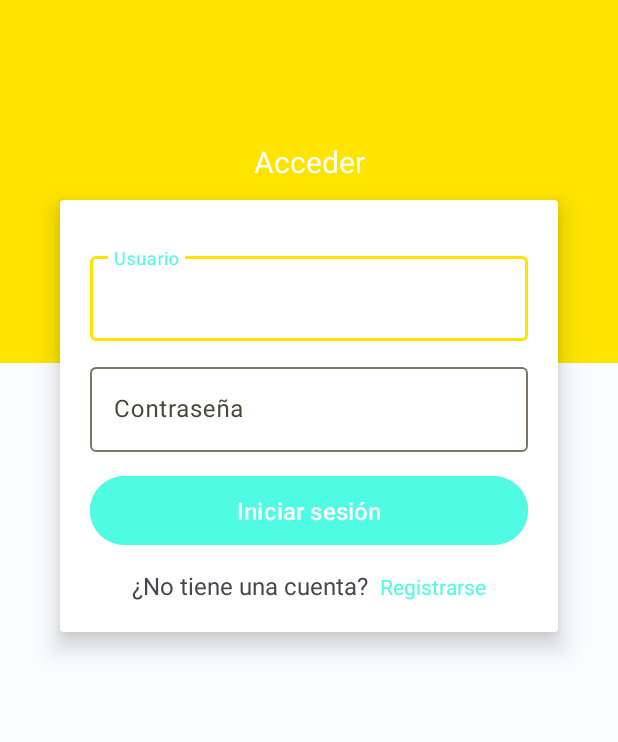
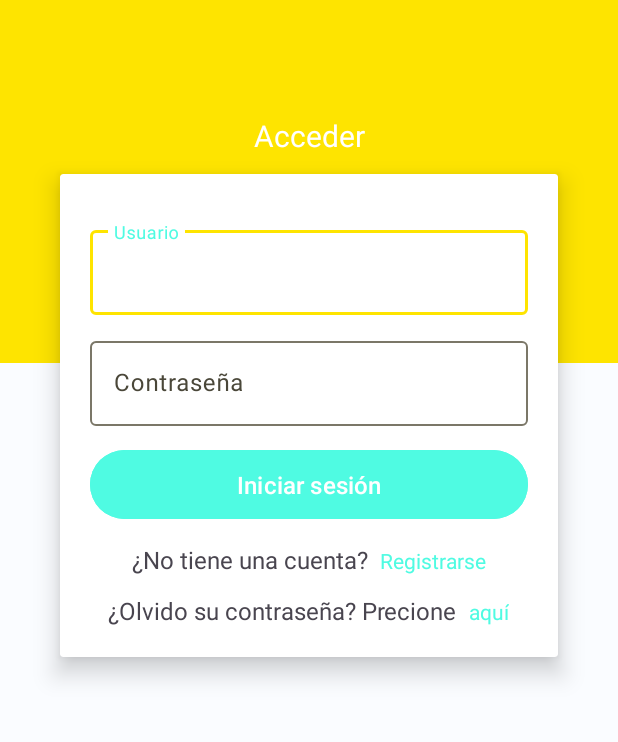
Before and after one commit to QNecesitas/NovaTaxi, an Android app: the Activity_Login screen opened directly, with no data from a screen before it, on a phone screen of 412 x 824 dp, the part 255-997 px from its top. Run offline under Robolectric (Android 15) with nearby library versions, the light colour scheme and no system bars.

Commit message:
Finish activity_info_driver.xml

```diff
--- a/app/src/main/AndroidManifest.xml
+++ b/app/src/main/AndroidManifest.xml
@@ -13,6 +13,9 @@
         android:theme="@style/AppTheme"
         tools:targetApi="31">
         <activity
+            android:name=".Activity_InfoDriver"
+            android:exported="false" />
+        <activity
             android:name=".Activity_Login"
             android:exported="false" />
         <activity
--- a/app/src/main/java/com/qnecesitas/novataxiapp/Activity_Login.kt
+++ b/app/src/main/java/com/qnecesitas/novataxiapp/Activity_Login.kt
@@ -1,11 +1,161 @@
 package com.qnecesitas.novataxiapp
 
+import android.content.Intent
+import android.os.Bundle
+import android.view.KeyEvent
+import android.view.View
+import android.view.inputmethod.InputMethodManager
 import androidx.appcompat.app.AppCompatActivity
-import android.os.Bundle
+import com.google.android.material.snackbar.Snackbar
+import com.qnecesitas.novataxiapp.auxiliary.Constants
+import com.qnecesitas.novataxiapp.auxiliary.NetworkTools
+import com.qnecesitas.novataxiapp.data.ModelUser
+import com.qnecesitas.novataxiapp.databinding.ActivityLoginBinding
+import com.qnecesitas.novataxiapp.network.RetrofitUsersImplS
+import retrofit2.Call
+import retrofit2.Callback
+import retrofit2.Response
 
 class Activity_Login : AppCompatActivity() {
+
+    private var binding: ActivityLoginBinding? = null
+    private var retrofitUser: RetrofitUsersImplS? = null
+    private var al_User: java.util.ArrayList<ModelUser>? = null
+
     override fun onCreate(savedInstanceState: Bundle?) {
         super.onCreate(savedInstanceState)
-        setContentView(R.layout.activity_login)
+        binding = ActivityLoginBinding.inflate(layoutInflater)
+        setContentView(binding!!.root)
+
+        retrofitUser = RetrofitUsersImplS()
+        al_User = ArrayList<ModelUser>()
+
+
+        binding?.btnLogIn?.setOnClickListener(View.OnClickListener { click_login() })
+
     }
+
+    private fun eventKeyboard(view: View, keyEvent: KeyEvent): Boolean {
+        if (keyEvent.keyCode == KeyEvent.KEYCODE_ENTER) {
+            val inputMethodManager = getSystemService(INPUT_METHOD_SERVICE) as InputMethodManager
+            inputMethodManager.hideSoftInputFromWindow(view.windowToken, 0)
+        }
+        return false
+    }
+
+    private fun click_login(){
+        if(checkIsEmpty()){
+            loadUserInternet()
+        }else{
+            checkPassword()
+        }
+
+    }
+
+
+    private fun loadPasswordInternet() {
+        if (NetworkTools.isOnline(this@Activity_Login, false)) {
+            val password
+            val call: Call<java.util.ArrayList<ModelUser>> =
+                retrofitUser?.fetchOrders(Constants.PHP_TOKEN,Constants.VERSION,)
+            call.enqueue(object : Callback<java.util.ArrayList<ModelUser?>> {
+                override fun onResponse(
+                    call: Call<java.util.ArrayList<ModelUser?>>,
+                    response: Response<java.util.ArrayList<ModelUser?>>
+                ) {
+                    binding.ALPBCargando.setVisibility(View.GONE)
+                    if (response.isSuccessful) {
+                        al_User = response.body()
+                        if (al_User != null) {
+                            checkPassword()
+                        } else {
+                            Snackbar.make(
+                                binding.ALCLContainerAll,
+                                getString(R.string.Revise_su_conexion),
+                                Snackbar.LENGTH_LONG
+                            ).show()
+                            binding.ALPBCargando.setVisibility(View.GONE)
+                        }
+                    } else {
+                        Snackbar.make(
+                            binding.ALCLContainerAll,
+                            getString(R.string.Revise_su_conexion),
+                            Snackbar.LENGTH_LONG
+                        ).show()
+                        binding.ALPBCargando.setVisibility(View.GONE)
+                    }
+                }
+
+                override fun onFailure(
+                    call: Call<java.util.ArrayList<ModelPassword?>>,
+                    t: Throwable
+                ) {
+                    binding.ALPBCargando.setVisibility(View.GONE)
+                    Snackbar.make(
+                        binding.ALCLContainerAll,
+                        getString(R.string.Revise_su_conexion),
+                        Snackbar.LENGTH_LONG
+                    ).show()
+                }
+            })
+        } else {
+            Snackbar.make(
+                binding.ALCLContainerAll,
+                getString(R.string.Revise_su_conexion),
+                Snackbar.LENGTH_LONG
+            ).show()
+        }
+    }
+
+    private fun checkIsEmpty(): Boolean{
+        var amount = 0
+
+        //User
+        if(binding?.tietUser?.text!!.trim().isNotEmpty()){
+            amount++
+        }else{
+            binding?.tilUser?.error = getString(R.string.este_campo_no_debe_de_esta_vac_o)
+        }
+
+        //Password
+        if(binding?.tietPassword?.text!!.trim().isNotEmpty()){
+            amount++
+        }else{
+            binding?.tilPassword?.error = getString(R.string.este_campo_no_debe_de_esta_vac_o)
+        }
+
+        return amount == 2
+    }
+
+    private fun checkPassword() {
+        if (!binding.ALTIETPassword.getText().toString().isEmpty()) {
+            val user = if (binding.ALRBAdministrator.isChecked()) "Administrador" else "Dependiente"
+            val bdPassword: String
+            bdPassword = if (al_password.get(0).getUser().equals(user)) {
+                al_password.get(0).getPassword()
+            } else {
+                al_password.get(1).getPassword()
+            }
+            val inputPassword: String = binding.ALTIETPassword.getText().toString()
+            if (bdPassword == inputPassword) {
+                if (user == "Administrador") {
+                    loadDeficitInternetS()
+                    binding.ALTILPassword.setError(null)
+                } else {
+                    binding.ALTILPassword.setError(null)
+                    binding.ALPBCargando.setVisibility(View.GONE)
+                    val intent = Intent(this@Activity_Login, Activity_MenuSelesperson::class.java)
+                    startActivity(intent)
+                }
+            } else {
+                countBadPassword++
+                binding.ALTILPassword.setError(getString(R.string.Contrasena_incorrecta))
+                if (countBadPassword == 5) showAlertDialogClosePassword()
+            }
+        } else {
+            binding.ALTILPassword.setError(getString(R.string.este_campo_no_debe_vacio))
+        }
+    }
+
+
 }
--- /dev/null
+++ b/app/src/main/java/com/qnecesitas/novataxiapp/data/ModelUser.kt
@@ -0,0 +1,6 @@
+package com.qnecesitas.novataxiapp.data
+
+data class ModelUser(
+    val password: String,
+    val user: String
+)
--- /dev/null
+++ b/app/src/main/java/com/qnecesitas/novataxiapp/network/IRetrofitUsers.kt
@@ -0,0 +1,32 @@
+package com.qnecesitas.novataxiapp.network
+
+import com.qnecesitas.novataxiapp.data.ModelUser
+import retrofit2.Call
+import retrofit2.http.Field
+import retrofit2.http.FormUrlEncoded
+import retrofit2.http.GET
+import retrofit2.http.POST
+import retrofit2.http.Query
+import java.util.ArrayList
+
+interface IRetrofitUsers {
+
+    @FormUrlEncoded
+    @POST("UpdateAccount.php")
+    fun updateAccount(
+        @Field("token") token: String,
+        @Field("password") password: String,
+        @Field("user") user: String
+    ) : Call<String>
+
+
+    @GET("FetchOrdersD.php")
+    fun fetchOrders(
+        @Query("token") token: String,
+        @Query("version") version: String,
+        @Query("email") email: String,
+        @Query("password") password: String
+    ): Call<ArrayList<ModelUser>>
+
+
+}
--- /dev/null
+++ b/app/src/main/java/com/qnecesitas/novataxiapp/network/RetrofitUsersImplS.kt
@@ -0,0 +1,29 @@
+package com.qnecesitas.novataxiapp.network
+
+import com.qnecesitas.novataxiapp.auxiliary.Constants
+import com.qnecesitas.novataxiapp.data.ModelUser
+import retrofit2.Call
+import retrofit2.Retrofit
+import retrofit2.converter.gson.GsonConverterFactory
+import java.util.ArrayList
+
+class RetrofitUsersImplS: IRetrofitUsers {
+
+    private val retrofit : Retrofit = Retrofit.Builder()
+        .baseUrl(Constants.PHP_FILES)
+        .addConverterFactory(GsonConverterFactory.create())
+        .build()
+
+    private val productApi: IRetrofitUsers = retrofit.create(IRetrofitUsers::class.java)
+
+    override fun updateAccount(token: String, password: String, user: String): Call<String> {
+        return productApi.updateAccount(token, password,user)
+    }
+
+
+    override fun fetchOrders(token: String,version: String,email: String, password: String): Call<ArrayList<ModelUser>> {
+        return productApi.fetchOrders(token,version,email,password)
+    }
+
+
+}
--- a/app/src/main/res/layout/activity_login.xml
+++ b/app/src/main/res/layout/activity_login.xml
@@ -42,6 +42,7 @@
         app:layout_constraintBottom_toTopOf="@id/cvLogin"
         app:layout_constraintEnd_toEndOf="parent"
         app:layout_constraintStart_toStartOf="parent" />
+
 
     <!--CV Container Login-->
     <androidx.cardview.widget.CardView
@@ -157,6 +158,34 @@
             </LinearLayout>
 
 
+            <!--LL New Password -->
+            <LinearLayout
+                android:id="@+id/llNewPass"
+                android:layout_width="wrap_content"
+                android:layout_height="wrap_content"
+                android:layout_gravity="center"
+                android:layout_marginTop="12dp"
+                android:orientation="horizontal">
+
+                <TextView
+                    android:id="@+id/tvNewPass"
+                    android:layout_width="wrap_content"
+                    android:layout_height="wrap_content"
+                    android:text="@string/NewPass"
+                    android:textSize="16sp" />
+
+                <TextView
+                    android:id="@+id/tvHere"
+                    android:layout_width="wrap_content"
+                    android:layout_height="wrap_content"
+                    android:layout_marginStart="8dp"
+                    android:text="@string/here"
+                    android:textColor="?attr/colorSecondary" />
+
+
+            </LinearLayout>
+
+
         </LinearLayout>
 
 
--- a/app/src/main/res/values/colors.xml
+++ b/app/src/main/res/values/colors.xml
@@ -62,4 +62,5 @@
     <color name="md_theme_dark_outlineVariant">#4A4739</color>
     <color name="md_theme_dark_scrim">#000000</color>
     <color name="white">#FFFFFF</color>
+    <color name="background">#F2F2F2</color>
 </resources>
--- a/app/src/main/res/values/strings.xml
+++ b/app/src/main/res/values/strings.xml
@@ -7,4 +7,20 @@
     <string name="DontHaveAnAccount">¿No tiene una cuenta?</string>
     <string name="SignUp">Registrarse</string>
     <string name="Access">Acceder</string>
+    <string name="NewPass">¿Olvido su contraseña? Precione</string>
+    <string name="here">aquí</string>
+    <string name="este_campo_no_debe_de_esta_vac_o">Este campo no debe de esta vacío</string>
+    <string name="Se_ha_producido_un_error">Se ha producido un error</string>
+    <string name="Revise_su_conexion">Revise su conexión</string>
+    <string name="Aceptar">Aceptar</string>
+    <string name="aboutDriver">Sobre el conductor</string>
+    <string name="phoneNumberS">Teléfono:</string>
+    <string name="DriverNameS">Nombre:</string>
+    <string name="DirverName">Nombre</string>
+    <string name="phoneNumber">Teléfono</string>
+    <string name="priceKmS">Precio:</string>
+    <string name="priceKm">Precio</string>
+    <string name="x_KM">por KM</string>
+    <string name="carTypeS">Tipo de carro:</string>
+    <string name="carType">Tipo de carro</string>
 </resources>
--- a/app/src/main/res/values/themes.xml
+++ b/app/src/main/res/values/themes.xml
@@ -28,4 +28,10 @@
         <item name="colorSurfaceInverse">@color/md_theme_light_inverseSurface</item>
         <item name="colorPrimaryInverse">@color/md_theme_light_inversePrimary</item>
     </style>
+
+
+    <style name="ToolbarIcons" parent="ThemeOverlay.AppCompat.ActionBar">
+        <item name="colorControlNormal">@color/md_theme_dark_scrim</item>
+    </style>
+
 </resources>
```
Also changed, not shown: app/src/main/java/com/qnecesitas/novataxiapp/Activity_InfoDriver.kt (added, +25 -0 lines), app/src/main/java/com/qnecesitas/novataxiapp/auxiliary/Constants.kt (added, +20 -0 lines), app/src/main/java/com/qnecesitas/novataxiapp/auxiliary/NetworkTools.kt (added, +40 -0 lines), app/src/main/res/layout/activity_info_driver.xml (added, +239 -0 lines).
